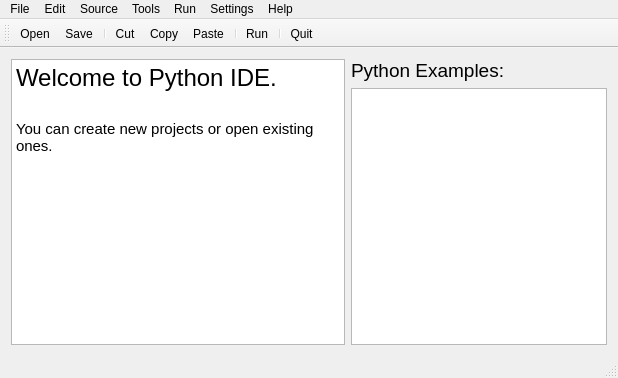
ilbay/PythonIde, file pyidemainwindow.ui: the form before one commit.
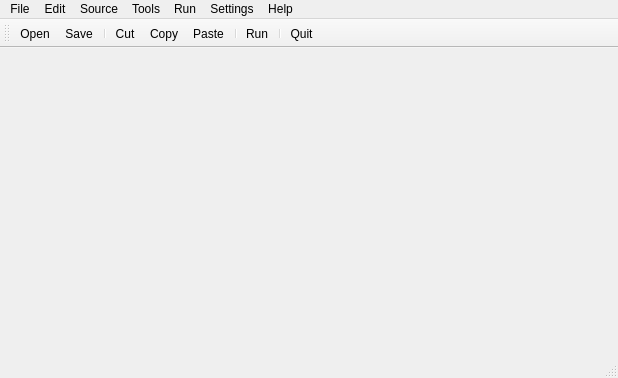
The form after the commit. Icons and pictures are not drawn.

Commit message: widgets are being added programmatically

```diff
--- a/pyidemainwindow.ui
+++ b/pyidemainwindow.ui
@@ -13,51 +13,7 @@
   <property name="windowTitle">
    <string>PyIdeMainWindow</string>
   </property>
-  <widget class="QWidget" name="centralWidget">
-   <layout class="QGridLayout" name="gridLayout">
-    <item row="0" column="0">
-     <layout class="QHBoxLayout" name="horizontalLayout">
-      <item>
-       <widget class="QTextEdit" name="welcomePage">
-        <property name="readOnly">
-         <bool>true</bool>
-        </property>
-        <property name="html">
-         <string>&lt;!DOCTYPE HTML PUBLIC &quot;-//W3C//DTD HTML 4.0//EN&quot; &quot;http://www.w3.org/TR/REC-html40/strict.dtd&quot;&gt;
-&lt;html&gt;&lt;head&gt;&lt;meta name=&quot;qrichtext&quot; content=&quot;1&quot; /&gt;&lt;style type=&quot;text/css&quot;&gt;
-p, li { white-space: pre-wrap; }
-&lt;/style&gt;&lt;/head&gt;&lt;body style=&quot; font-family:'Ubuntu'; font-size:11pt; font-weight:400; font-style:normal;&quot;&gt;
-&lt;p style=&quot; margin-top:0px; margin-bottom:0px; margin-left:0px; margin-right:0px; -qt-block-indent:0; text-indent:0px;&quot;&gt;&lt;span style=&quot; font-size:18pt;&quot;&gt;Welcome to Python IDE.&lt;/span&gt;&lt;/p&gt;
-&lt;p style=&quot;-qt-paragraph-type:empty; margin-top:0px; margin-bottom:0px; margin-left:0px; margin-right:0px; -qt-block-indent:0; text-indent:0px; font-size:18pt;&quot;&gt;&lt;br /&gt;&lt;/p&gt;
-&lt;p style=&quot; margin-top:0px; margin-bottom:0px; margin-left:0px; margin-right:0px; -qt-block-indent:0; text-indent:0px;&quot;&gt;You can create new projects or open existing ones.&lt;/p&gt;&lt;/body&gt;&lt;/html&gt;</string>
-        </property>
-       </widget>
-      </item>
-      <item>
-       <layout class="QVBoxLayout" name="verticalLayout">
-        <item>
-         <widget class="QLabel" name="label">
-          <property name="text">
-           <string>&lt;html&gt;&lt;head/&gt;&lt;body&gt;&lt;p&gt;&lt;span style=&quot; font-size:14pt;&quot;&gt;Python Examples:&lt;/span&gt;&lt;/p&gt;&lt;/body&gt;&lt;/html&gt;</string>
-          </property>
-         </widget>
-        </item>
-        <item>
-         <widget class="QListWidget" name="listWidgetExamples">
-          <property name="sizePolicy">
-           <sizepolicy hsizetype="Fixed" vsizetype="Expanding">
-            <horstretch>0</horstretch>
-            <verstretch>0</verstretch>
-           </sizepolicy>
-          </property>
-         </widget>
-        </item>
-       </layout>
-      </item>
-     </layout>
-    </item>
-   </layout>
-  </widget>
+  <widget class="QWidget" name="centralWidget"/>
   <widget class="QMenuBar" name="menuBar">
    <property name="geometry">
     <rect>
```
The commit also changes 3 other files.
